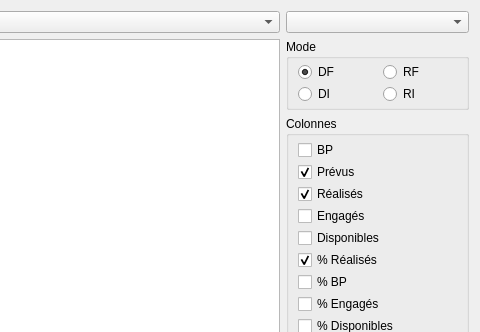
GiPiLab/ProtonClassicSuite, file formreportingsupervision.ui: the form before one commit; both pictures show x 279 to 759 and y 0 to 332 of the 759 by 554 pixel window.
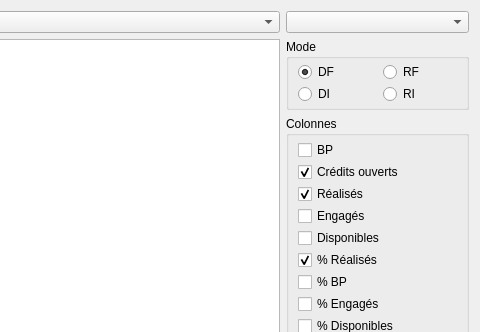
The form after the commit. Icons and pictures are not drawn.

```diff
--- a/formreportingsupervision.ui
+++ b/formreportingsupervision.ui
@@ -370,7 +370,7 @@
       <item row="1" column="0" colspan="2">
        <widget class="QCheckBox" name="checkBoxOuverts">
         <property name="text">
-         <string>Prévus</string>
+         <string>Crédits ouverts</string>
         </property>
         <property name="checked">
          <bool>true</bool>
```
Left out of the diff: 21 changed lines with no effect on the pictures.
